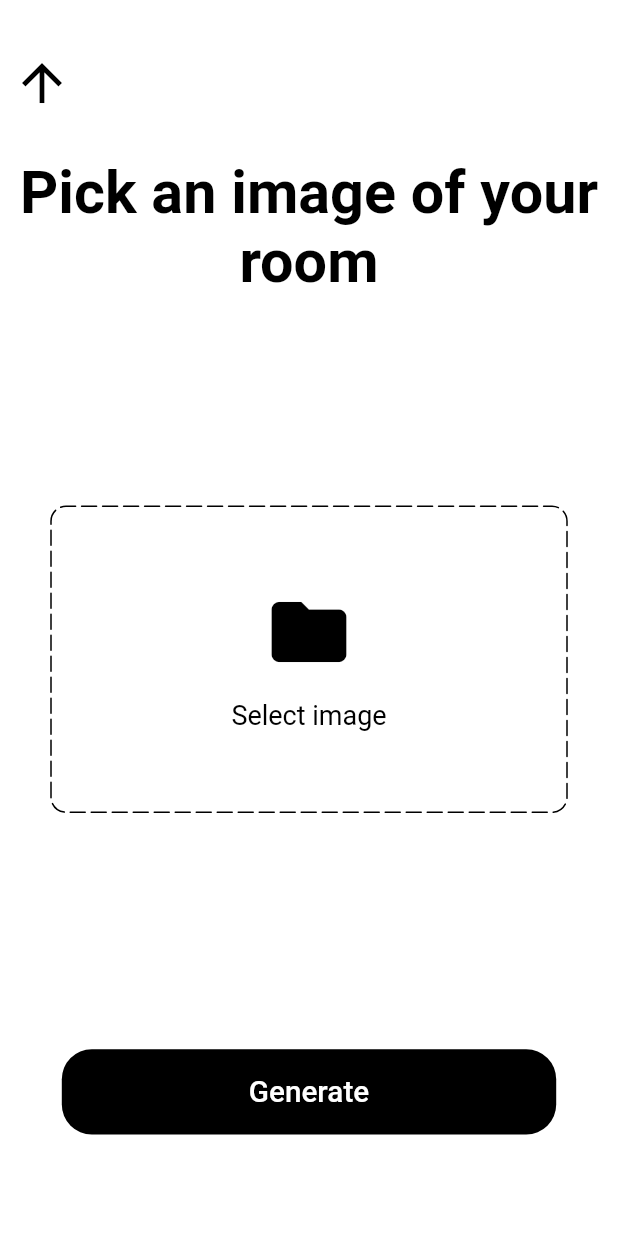
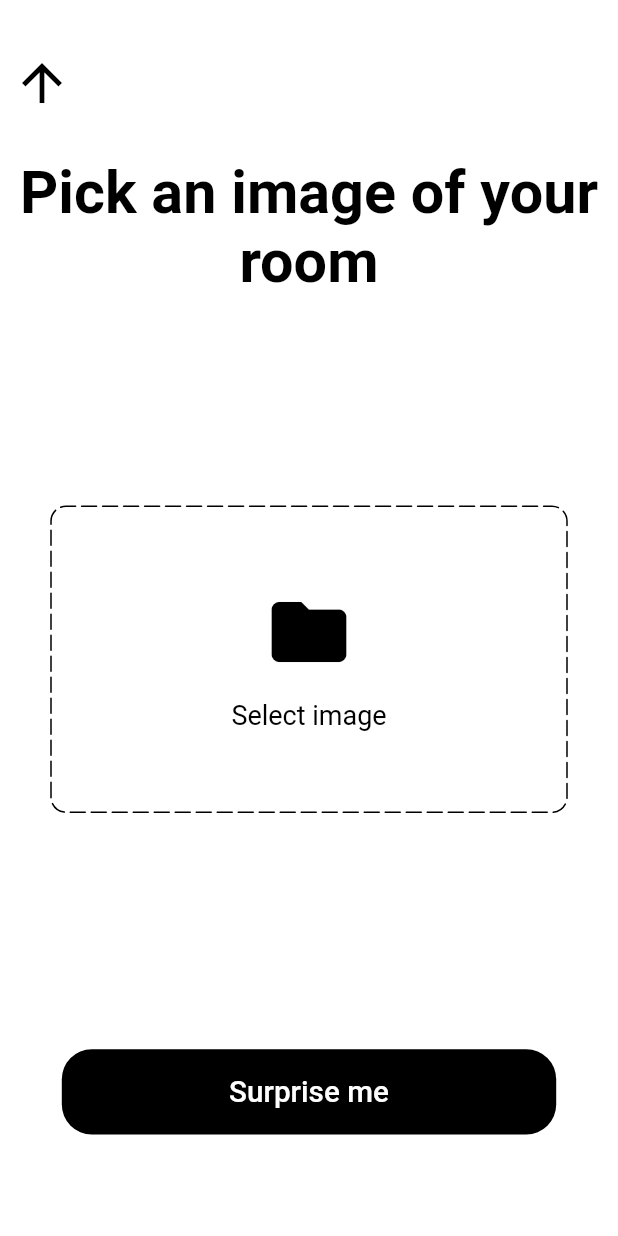
Before and after one commit to ScriptAndTonic/wall_print_ai_web, a Flutter app: the screen it shows after launch, scrolled down 576 dp, on a phone screen of 412 x 824 dp. Run offline on Flutter 3.47's test engine with Material 2 defaults, Android fonts, the light colour scheme and no system bars; drawn by our look-alikes of dotted_border; our stand-ins replace carousel_slider, dio, file_picker; missing offline and left inert: gallery_view, image_picker_web; Roboto replaces fonts that are missing (Muli).

Commit message:
Surprise me functionality

```diff
--- a/lib/pages/ui_components/image_picker_button.dart
+++ b/lib/pages/ui_components/image_picker_button.dart
@@ -9,7 +9,9 @@ import 'package:wall_print_ai_web/entities/room_image_upload_info.dart';
 import 'package:wall_print_ai_web/http_helper/backend_client.dart';
 
 class ImagePickerButton extends StatefulWidget {
-  const ImagePickerButton({Key? key}) : super(key: key);
+  final void Function(bool imageSelected) onImageSelected;
+  const ImagePickerButton({Key? key, required this.onImageSelected})
+      : super(key: key);
 
   @override
   State<ImagePickerButton> createState() => _ImagePickerButtonState();
@@ -72,6 +74,7 @@ class _ImagePickerButtonState extends State<ImagePickerButton> {
     }
     setState(() {
       imageUploadState = LoadingState.complete;
+      widget.onImageSelected(true);
     });
   }
 
@@ -94,7 +97,7 @@ class _ImagePickerButtonState extends State<ImagePickerButton> {
         {
           return const Icon(
             Icons.check_circle,
-            color: Colors.green,
+            color: kPrimaryColor,
             size: 60,
           );
         }
--- a/lib/pages/wizard/image_picker_page.dart
+++ b/lib/pages/wizard/image_picker_page.dart
@@ -4,7 +4,7 @@ import 'package:wall_print_ai_web/pages/ui_components/custom_submit_button.dart'
 import 'package:wall_print_ai_web/pages/ui_components/image_picker_button.dart';
 import 'package:wall_print_ai_web/size_config.dart';
 
-class ImagePickerPage extends StatelessWidget {
+class ImagePickerPage extends StatefulWidget {
   final VoidCallback onNext;
   final VoidCallback onBack;
 
@@ -15,6 +15,13 @@ class ImagePickerPage extends StatelessWidget {
   }) : super(key: key);
 
   @override
+  State<ImagePickerPage> createState() => _ImagePickerPageState();
+}
+
+class _ImagePickerPageState extends State<ImagePickerPage> {
+  bool roomImageSelected = false;
+
+  @override
   Widget build(BuildContext context) {
     return Scaffold(
       body: Stack(
@@ -23,7 +30,7 @@ class ImagePickerPage extends StatelessWidget {
             child: IconButton(
               iconSize: 40,
               color: kPrimaryColor,
-              onPressed: onBack,
+              onPressed: widget.onBack,
               icon: const Icon(Icons.arrow_upward),
             ),
           ),
@@ -54,8 +61,8 @@ class ImagePickerPage extends StatelessWidget {
                 flex: 4,
                 child: Row(
                   mainAxisAlignment: MainAxisAlignment.center,
-                  children: const [
-                    ImagePickerButton(),
+                  children: [
+                    ImagePickerButton(onImageSelected: onImageSelected),
                   ],
                 ),
               ),
@@ -66,8 +73,8 @@ class ImagePickerPage extends StatelessWidget {
                   mainAxisAlignment: MainAxisAlignment.center,
                   children: [
                     CustomSubmitButton(
-                      press: onNext,
-                      text: 'Generate',
+                      press: widget.onNext,
+                      text: roomImageSelected ? 'Generate' : 'Surprise me',
                     ),
                   ],
                 ),
@@ -78,4 +85,10 @@ class ImagePickerPage extends StatelessWidget {
       ),
     );
   }
+
+  void onImageSelected(bool imageSelected) {
+    setState(() {
+      roomImageSelected = imageSelected;
+    });
+  }
 }
```
